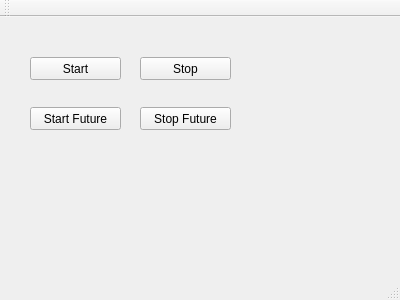
This is TestThread/MainWindow.ui in mehelme/TestThread as Qt 5 draws it before an edit. The edited form follows.
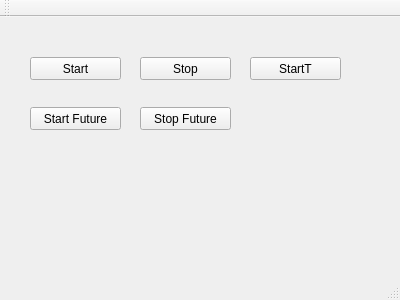
This is the edited form.

What changed in the file:
```diff
--- a/TestThread/MainWindow.ui
+++ b/TestThread/MainWindow.ui
@@ -66,6 +66,19 @@
      <string>Stop Future</string>
     </property>
    </widget>
+   <widget class="QPushButton" name="pbStartT">
+    <property name="geometry">
+     <rect>
+      <x>250</x>
+      <y>40</y>
+      <width>91</width>
+      <height>23</height>
+     </rect>
+    </property>
+    <property name="text">
+     <string>StartT</string>
+    </property>
+   </widget>
   </widget>
   <widget class="QMenuBar" name="menuBar">
    <property name="geometry">
```
Left out of the diff: 2 changed lines with no effect on the pictures.
